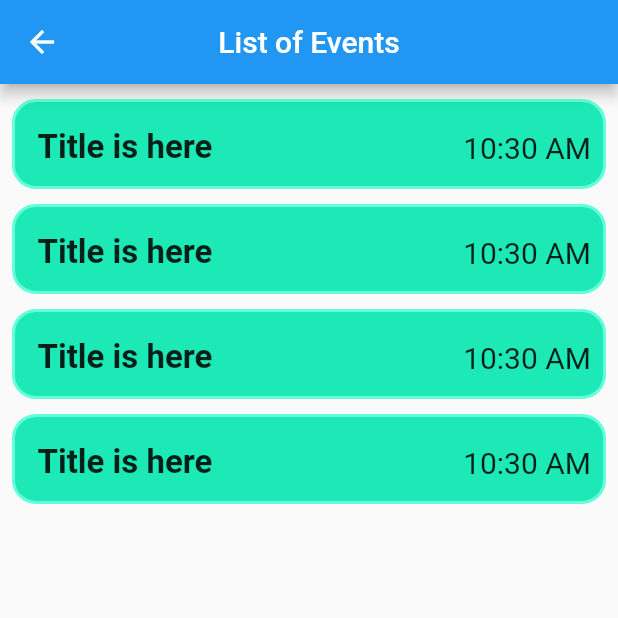
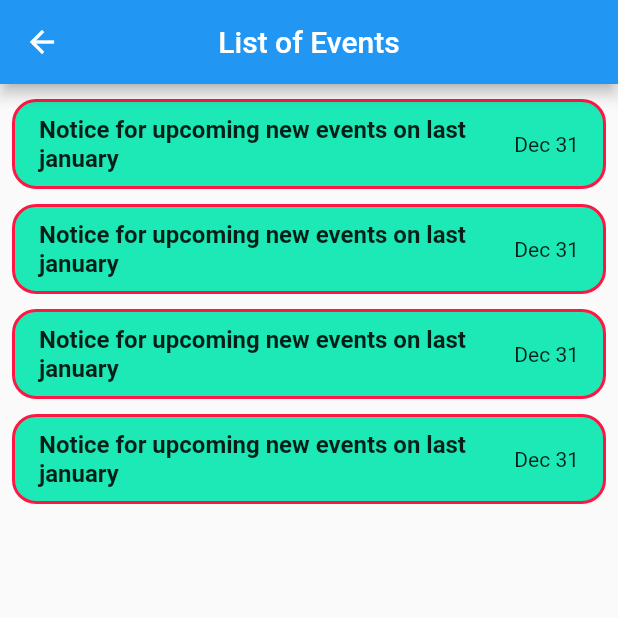
Before and after one commit to SaileshRokaya/ANS, a Flutter app: the UserEventPage screen opened directly, on a phone screen of 412 x 824 dp, the top half of it. Run offline on Flutter 3.47's test engine with Material 2 defaults, Android fonts, the phone set to English and light mode, and no system bars; our stand-ins replace carousel_slider, cloud_firestore, firebase_auth, firebase_core, fluttertoast; accounts and stored records are empty.

Commit message:
changes in existing file like event and notice

```diff
--- a/lib/views/events.dart
+++ b/lib/views/events.dart
@@ -4,8 +4,15 @@ import 'package:ans/views/Events_read.dart';
 import 'package:flutter/material.dart';
 import 'package:intl/intl.dart';
 
-class UserEventPage extends StatelessWidget {
+class UserEventPage extends StatefulWidget {
   const UserEventPage({Key? key}) : super(key: key);
+
+  @override
+  State<UserEventPage> createState() => _UserEventPageState();
+}
+
+class _UserEventPageState extends State<UserEventPage> {
+  String heading = "Notice for upcoming new events on last january";
 
   @override
   Widget build(BuildContext context) {
@@ -28,39 +35,25 @@ class UserEventPage extends StatelessWidget {
                   padding: const EdgeInsets.only(left: 8.0, right: 8.0),
                   child: InkWell(
                     child: Container(
-                      height: 60,
-                      width: 420,
+                      constraints: BoxConstraints(
+                        maxHeight: double.infinity,
+                      ),
                       decoration: BoxDecoration(
-                        //borderRadius: Radius.circular(),
+                        borderRadius: BorderRadius.circular(16),
                         color: Colors.tealAccent.shade400,
-                        borderRadius: BorderRadius.circular(16),
                         border: Border.all(
-                          color: Colors.tealAccent,
+                          color: Colors.redAccent.shade400,
                           width: 2,
                         ),
                       ),
-                      // ignore: prefer_const_constructors
-                      child: Padding(
-                        padding: const EdgeInsets.only(
-                            left: 15.0, top: 15, bottom: 10, right: 8),
-                        // ignore: prefer_const_constructors
-                        child: Row(
-                          // ignore: prefer_const_literals_to_create_immutables
-                          mainAxisAlignment: MainAxisAlignment.spaceBetween,
-                          children: [
-                            Text(
-                              "Title is here",
-                              style: TextStyle(
-                                  fontSize: 22, fontWeight: FontWeight.bold),
-                            ),
-                            Spacer(),
-                            Text(
-                              DateFormat('KK:mm a').format(DateTime.now()),
-                              style: TextStyle(
-                                  fontSize: 20, fontWeight: FontWeight.normal),
-                            ),
-                          ],
+                      child: ListTile(
+                        title: Text(
+                          heading,
+                          style: TextStyle(
+                              fontWeight: FontWeight.bold, fontSize: 16),
                         ),
+                        trailing:
+                            Text(DateFormat("MMM d").format(DateTime.now())),
                       ),
                     ),
 
```
Also changed, not shown: lib/fees/fees_list.dart (+35 -40 lines), lib/leaves/leave_list.dart (+26 -66 lines), lib/views/Events_read.dart (+11 -0 lines), lib/views/notice.dart (+22 -11 lines), lib/views/notice_read.dart (+40 -8 lines).
